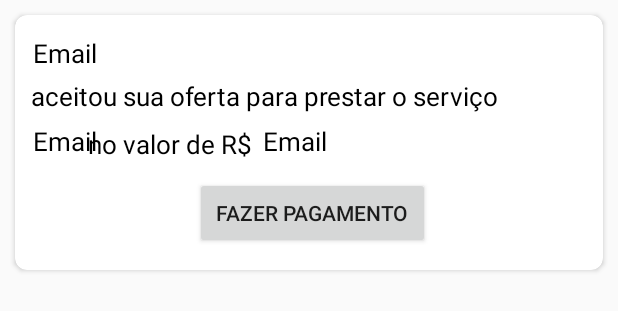
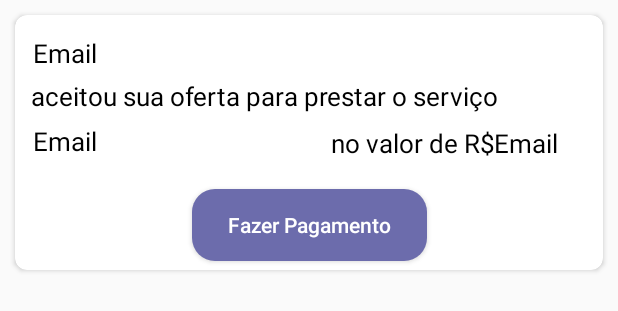
Before and after one commit to itzewis/mano_aplicativo, an Android app: the layout activity_list_pedidos.xml on its own in the app's theme, with its tools: preview values and no code run, on a phone screen of 412 x 824 dp. Shown: the top 311 px of the screen. Run offline under Robolectric (Android 15) with nearby library versions, the phone set to English and light mode, and no system bars.

Commit message:
nao consegui editar a imagem e 50% do solicitar servico (tenho interesse,botao) esta pronto. vmt

```diff
--- a/app/src/main/java/com/example/manoaplicativo/expandir_publicacao.kt
+++ b/app/src/main/java/com/example/manoaplicativo/expandir_publicacao.kt
@@ -1,5 +1,6 @@
 package com.example.manoaplicativo
 
+import android.content.Intent
 import androidx.appcompat.app.AppCompatActivity
 import android.os.Bundle
 import android.widget.Button
@@ -26,6 +27,9 @@ class expandir_publicacao : AppCompatActivity() {
         btnInteresse.setOnClickListener {
 
             enviarSolicitacao()
+
+            var intentm = Intent(this,formaPagamento::class.java)
+            startActivity(intentm)
 
         }
 
--- a/app/src/main/res/layout/activity_cadastro.xml
+++ b/app/src/main/res/layout/activity_cadastro.xml
@@ -13,7 +13,7 @@
         android:layout_width="204dp"
         android:layout_height="178dp"
         android:layout_marginTop="28dp"
-        android:src="@drawable/ic_launcher_background"
+        android:src="@mipmap/ic_launcher"
         app:civ_border_color="@color/black"
         app:civ_border_width="2dp"
         app:layout_constraintEnd_toEndOf="parent"
--- a/app/src/main/res/layout/activity_list_pedidos.xml
+++ b/app/src/main/res/layout/activity_list_pedidos.xml
@@ -29,13 +29,13 @@
 
         <TextView
             android:id="@+id/textView"
-            android:layout_width="375dp"
+            android:layout_width="360dp"
             android:layout_height="wrap_content"
             android:layout_alignParentTop="true"
             android:layout_alignParentEnd="true"
             android:layout_marginStart="-44dp"
             android:layout_marginTop="42dp"
-            android:layout_marginEnd="6dp"
+            android:layout_marginEnd="22dp"
             android:layout_toEndOf="@+id/prestadorNome"
             android:text="aceitou sua oferta para prestar o serviço"
             android:textColor="@color/black"
@@ -43,11 +43,11 @@
 
         <TextView
             android:id="@+id/nomeServico"
-            android:layout_width="wrap_content"
+            android:layout_width="190dp"
             android:layout_height="wrap_content"
             android:layout_alignParentEnd="true"
             android:layout_alignParentBottom="true"
-            android:layout_marginEnd="337dp"
+            android:layout_marginEnd="190dp"
             android:layout_marginBottom="74dp"
             android:text="@string/email"
             android:textColor="@color/black"
@@ -58,8 +58,8 @@
             android:layout_height="wrap_content"
             android:layout_alignParentTop="true"
             android:layout_alignParentEnd="true"
-            android:layout_marginTop="74dp"
-            android:layout_marginEnd="234dp"
+            android:layout_marginTop="73dp"
+            android:layout_marginEnd="72dp"
             android:layout_marginBottom="72dp"
             android:text="no valor de R$"
             android:textColor="@color/black"
@@ -71,23 +71,26 @@
             android:layout_height="wrap_content"
             android:layout_alignParentTop="true"
             android:layout_alignParentEnd="true"
-            android:layout_marginTop="72dp"
-            android:layout_marginEnd="184dp"
+            android:layout_marginTop="73dp"
+            android:layout_marginEnd="30dp"
             android:layout_marginBottom="65dp"
             android:text="@string/email"
             android:textColor="@color/black"
             android:textSize="17sp" />
 
         <Button
+            style="@style/botao"
             android:layout_width="157dp"
             android:layout_height="wrap_content"
             android:layout_alignParentStart="true"
             android:layout_alignParentEnd="true"
             android:layout_alignParentBottom="true"
-            android:layout_marginStart="120dp"
-            android:layout_marginEnd="115dp"
-            android:layout_marginBottom="14dp"
-            android:text="Fazer Pagamento" />
+            android:layout_marginStart="118dp"
+            android:layout_marginEnd="117dp"
+            android:layout_marginBottom="6dp"
+            android:text="Fazer Pagamento"
+            android:textAllCaps="false"
+            android:textColor="@color/white" />
 
 
     </RelativeLayout>
--- a/app/src/main/res/layout/fragment_pedidos.xml
+++ b/app/src/main/res/layout/fragment_pedidos.xml
@@ -7,8 +7,8 @@
 
     <androidx.recyclerview.widget.RecyclerView
         android:id="@+id/areaPedidos"
-        android:layout_width="410dp"
-        android:layout_height="wrap_content"
+        android:layout_width="413dp"
+        android:layout_height="673dp"
         android:layout_gravity="center"
         android:layout_marginStart="16dp"
         android:layout_marginEnd="16dp"
--- a/app/src/main/res/values/strings.xml
+++ b/app/src/main/res/values/strings.xml
@@ -33,5 +33,7 @@
 
     <string name="deletar">Deseja realmente deletar a sua conta?</string>
 
+    <string name="pagamento">Pagamento realizado com sucesso!</string>
+    <string name="pag">Pagamento</string>
 
 </resources>
```
Also changed, not shown: app/src/main/java/com/example/manoaplicativo/fragmentos/Pedidos.kt (+12 -1 lines), app/src/main/java/com/example/manoaplicativo/pagamento_Credito.kt (+43 -0 lines), app/src/main/java/com/example/manoaplicativo/pagamento_Debito.kt (+42 -0 lines), app/src/main/res/layout/activity_pagamento_credito.xml (+44 -25 lines), app/src/main/res/layout/activity_pagamento_debito.xml (+44 -25 lines), app/src/main/res/layout/activity_pagamento_pix.xml (+10 -6 lines), app/src/main/res/drawable-v24/usuario.png (added).
